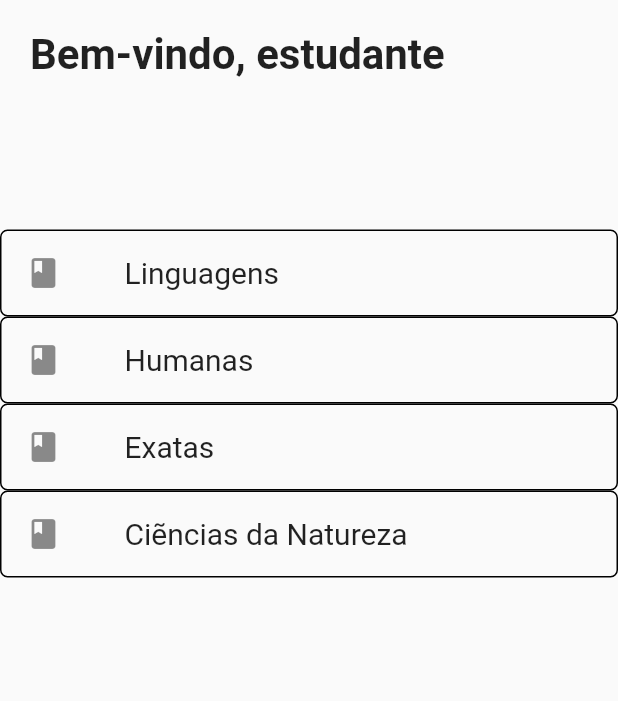
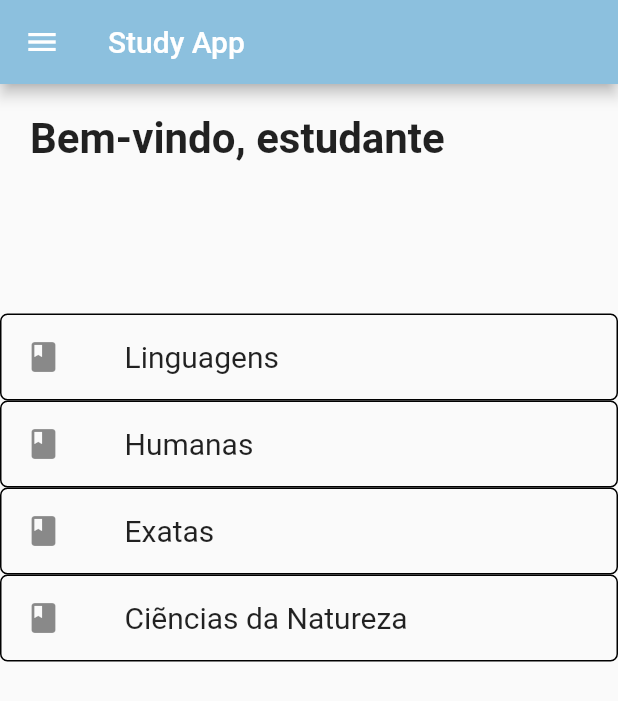
Before and after one commit to Maahrcy/study_app, a Flutter app: the HomeBody screen opened directly, on a phone screen of 412 x 824 dp. Shown: the top 701 px of the screen. Run offline on Flutter 3.47's test engine with Material 2 defaults, Android fonts, the phone set to English and light mode, and no system bars; missing offline and left inert: dart:html, versao1.

Commit message:
Update home_body.dart

```diff
--- a/lib/home_body.dart
+++ b/lib/home_body.dart
@@ -15,6 +15,10 @@ class _HomeBodyState extends State<HomeBody> {
   @override
   Widget build(BuildContext context) {
     return Scaffold(
+      appBar: AppBar(
+        title: Text('Study App'),
+        backgroundColor: Color(0xFF8CC0DE),
+      ),
       drawer: Drawer(
         child: ListView(
           children: <Widget>[
```
